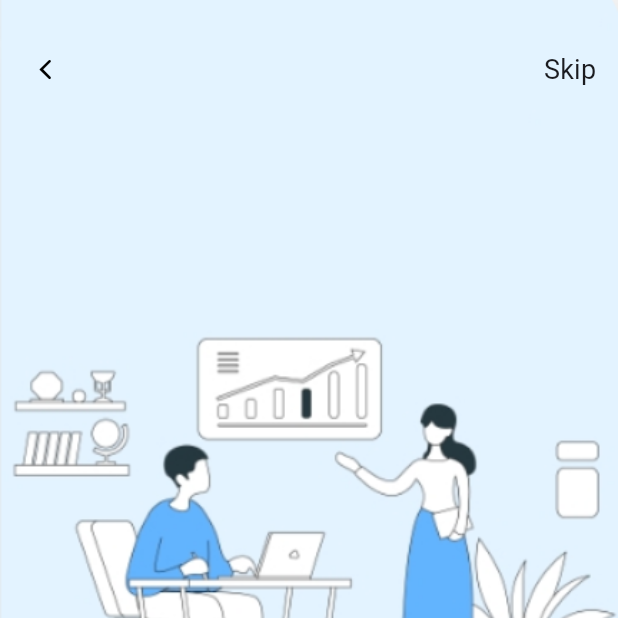
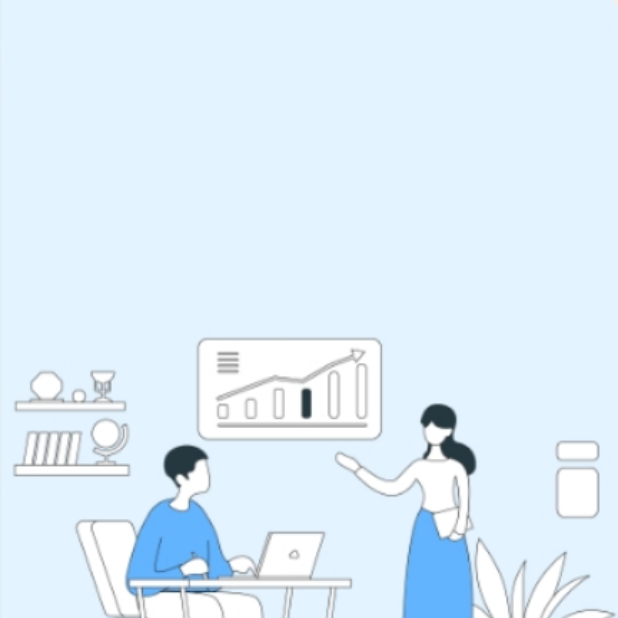
Before and after one commit to Aksharpatel06/adv_flutter_ch2, a Flutter app: the screen it shows after launch, swiped to page 2, on a phone screen of 412 x 824 dp, the top half of it. Run offline on Flutter 3.47's test engine with Material 3 defaults, Android fonts, the phone set to English and light mode, and no system bars.

Commit message:
13-05-2024

```diff
--- a/lib/ch_2/task_5/view/componects/intro_plan_screen.dart
+++ b/lib/ch_2/task_5/view/componects/intro_plan_screen.dart
@@ -8,42 +8,13 @@ class IntroPlanScreen extends StatelessWidget {
 
   @override
   Widget build(BuildContext context) {
-    return Container(
-      color: Color(0xffFFF2BD),
-      child: Center(
+    return Center(
       child: Container(
         decoration: BoxDecoration(
             image: DecorationImage(
                 image: AssetImage('asset/img/img_2.png'), fit: BoxFit.cover)),
         child: Column(
           children: [
-              SizedBox(
-                height: 20,
-              ),
-              Row(
-                children: [
-                  CupertinoButton(
-                    child: Icon(
-                      CupertinoIcons.back,
-                      color: Colors.black,
-                    ),
-                    onPressed: () {
-                      Navigator.pop(context);
-                    },
-                  ),
-                  Spacer(),
-                  TextButton(
-                    onPressed: () {},
-                    child: Text(
-                      'Skip',
-                      style: Theme.of(context)
-                          .textTheme
-                          .titleMedium!
-                          .copyWith(fontWeight: FontWeight.w400, fontSize: 18),
-                    ),
-                  ),
-                ],
-              ),
             Spacer(),
             introTextandButtom(
                 context: context,
@@ -61,7 +32,6 @@ class IntroPlanScreen extends StatelessWidget {
           ],
         ),
       ),
-      ),
     );
   }
 }
```
Also changed, not shown: lib/ch_2/task_5/view/componects/intro_template_screen.dart (+1 -22 lines), lib/ch_2/task_5/view/componects/intro_working_screen.dart (+1 -20 lines). Lines whose indentation alone changed are shown as unchanged.
